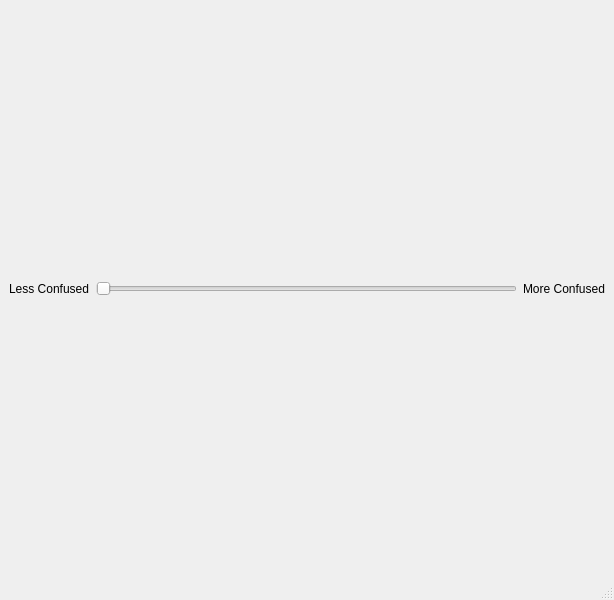
First picture: the form in baxter_screen_writer/src/baxter_screen_writer/animator.ui, repository h2r/baxter_h2r_packages, before the edit.
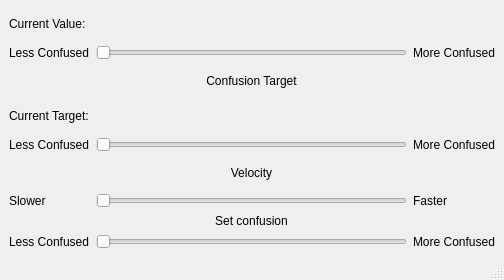
Second picture: the form after the edit.

Commit message: updated ros api to set value

Diff of the .ui file:
```diff
--- a/baxter_screen_writer/src/baxter_screen_writer/animator.ui
+++ b/baxter_screen_writer/src/baxter_screen_writer/animator.ui
@@ -6,8 +6,8 @@
    <rect>
     <x>0</x>
     <y>0</y>
-    <width>614</width>
-    <height>600</height>
+    <width>504</width>
+    <height>280</height>
    </rect>
   </property>
   <property name="windowTitle">
@@ -15,7 +15,14 @@
   </property>
   <widget class="QWidget" name="centralwidget">
    <layout class="QGridLayout" name="gridLayout">
-    <item row="0" column="0">
+    <item row="10" column="1">
+     <widget class="QSlider" name="confusionValueSlider">
+      <property name="orientation">
+       <enum>Qt::Horizontal</enum>
+      </property>
+     </widget>
+    </item>
+    <item row="10" column="0">
      <widget class="QLabel" name="label">
       <property name="text">
        <string>Less Confused</string>
@@ -23,19 +30,142 @@
      </widget>
     </item>
     <item row="0" column="1">
-     <widget class="QSlider" name="pictureSlider">
-      <property name="orientation">
-       <enum>Qt::Horizontal</enum>
+     <widget class="QLabel" name="confusionValueLabel">
+      <property name="text">
+       <string/>
       </property>
      </widget>
     </item>
-    <item row="0" column="2">
+    <item row="1" column="2">
+     <widget class="QLabel" name="label_12">
+      <property name="text">
+       <string>More Confused</string>
+      </property>
+     </widget>
+    </item>
+    <item row="9" column="1">
+     <widget class="QLabel" name="label_3">
+      <property name="sizePolicy">
+       <sizepolicy hsizetype="Preferred" vsizetype="Fixed">
+        <horstretch>0</horstretch>
+        <verstretch>0</verstretch>
+       </sizepolicy>
+      </property>
+      <property name="text">
+       <string>Set confusion</string>
+      </property>
+      <property name="alignment">
+       <set>Qt::AlignBottom|Qt::AlignHCenter</set>
+      </property>
+     </widget>
+    </item>
+    <item row="10" column="2">
      <widget class="QLabel" name="label_2">
       <property name="text">
        <string>More Confused</string>
       </property>
      </widget>
     </item>
+    <item row="1" column="0">
+     <widget class="QLabel" name="label_10">
+      <property name="text">
+       <string>Less Confused</string>
+      </property>
+     </widget>
+    </item>
+    <item row="6" column="1">
+     <widget class="QSlider" name="horizontalSlider_2">
+      <property name="orientation">
+       <enum>Qt::Horizontal</enum>
+      </property>
+     </widget>
+    </item>
+    <item row="0" column="0">
+     <widget class="QLabel" name="label_11">
+      <property name="text">
+       <string>Current Value:</string>
+      </property>
+     </widget>
+    </item>
+    <item row="4" column="0">
+     <widget class="QLabel" name="label_5">
+      <property name="text">
+       <string>Less Confused</string>
+      </property>
+     </widget>
+    </item>
+    <item row="6" column="2">
+     <widget class="QLabel" name="label_8">
+      <property name="text">
+       <string>Faster</string>
+      </property>
+     </widget>
+    </item>
+    <item row="4" column="1">
+     <widget class="QSlider" name="confusionTargetSlider">
+      <property name="orientation">
+       <enum>Qt::Horizontal</enum>
+      </property>
+     </widget>
+    </item>
+    <item row="2" column="1">
+     <widget class="QLabel" name="label_4">
+      <property name="text">
+       <string>Confusion Target</string>
+      </property>
+      <property name="alignment">
+       <set>Qt::AlignCenter</set>
+      </property>
+     </widget>
+    </item>
+    <item row="1" column="1">
+     <widget class="QSlider" name="currentValueSlider">
+      <property name="enabled">
+       <bool>true</bool>
+      </property>
+      <property name="orientation">
+       <enum>Qt::Horizontal</enum>
+      </property>
+     </widget>
+    </item>
+    <item row="4" column="2">
+     <widget class="QLabel" name="label_6">
+      <property name="text">
+       <string>More Confused</string>
+      </property>
+     </widget>
+    </item>
+    <item row="5" column="1">
+     <widget class="QLabel" name="label_9">
+      <property name="text">
+       <string>Velocity</string>
+      </property>
+      <property name="alignment">
+       <set>Qt::AlignCenter</set>
+      </property>
+     </widget>
+    </item>
+    <item row="6" column="0">
+     <widget class="QLabel" name="label_7">
+      <property name="text">
+       <string>Slower</string>
+      </property>
+     </widget>
+    </item>
+    <item row="3" column="0">
+     <widget class="QLabel" name="label_13">
+      <property name="text">
+       <string>Current Target:</string>
+      </property>
+     </widget>
+    </item>
+    <item row="3" column="1">
+     <widget class="QLabel" name="confusionTargetLabel">
+      <property name="text">
+       <string/>
+      </property>
+     </widget>
+    </item>
    </layout>
   </widget>
   <widget class="QMenuBar" name="menubar">
```
Left out of the diff: 2 changed lines with no effect on the pictures. The commit also changes 2 other files.
